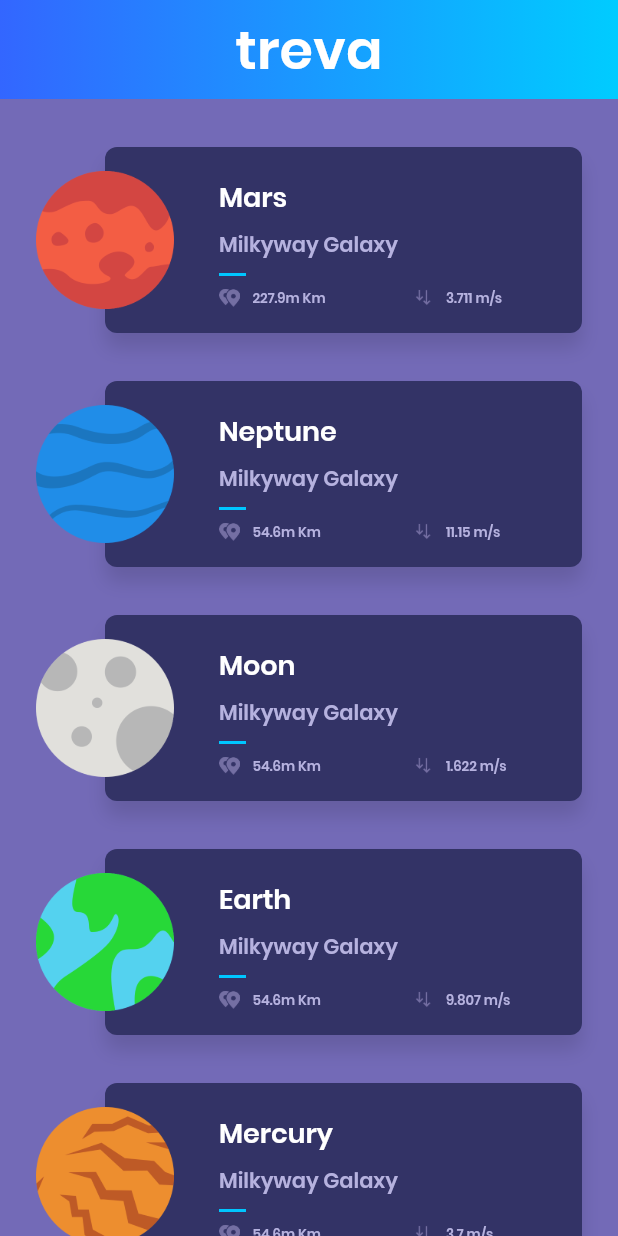
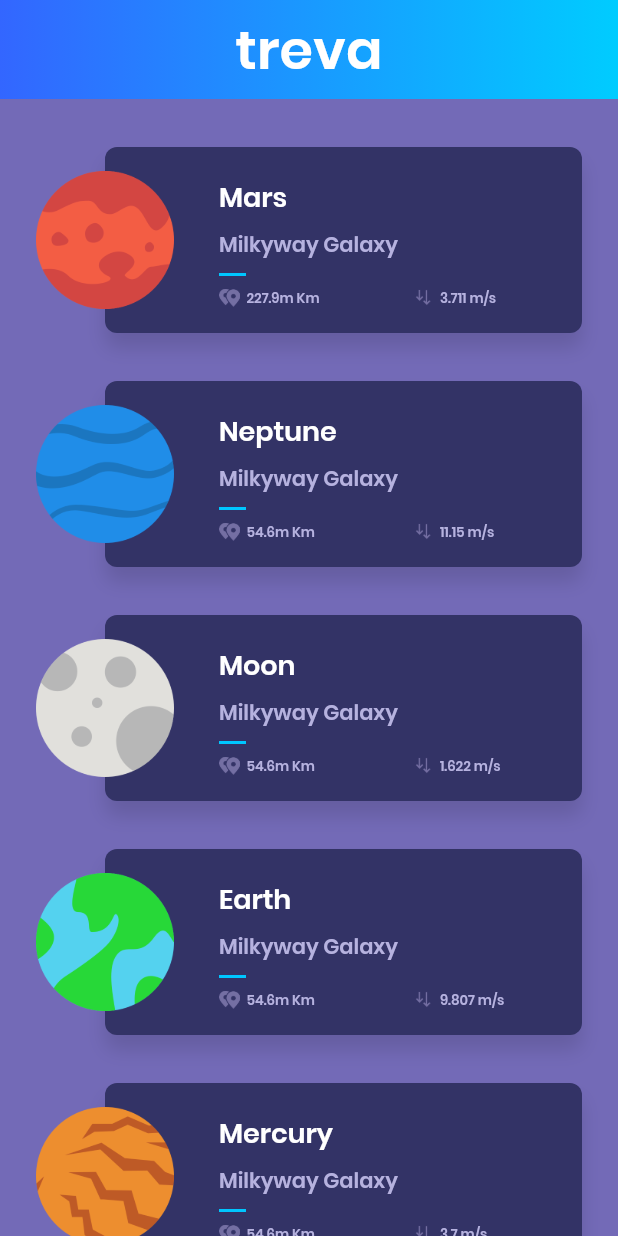
Before and after one commit to marcus-phi/Planets, a Flutter app: the screen it shows after launch, on a phone screen of 412 x 824 dp. Run offline on Flutter 3.47's test engine with Material 2 defaults, Android fonts, the phone set to English and light mode, and no system bars.

Commit message:
update packages; fix overflow ui

```diff
--- a/lib/ui/home/PlanetSummary.dart
+++ b/lib/ui/home/PlanetSummary.dart
@@ -32,7 +32,7 @@ class PlanetSummary extends StatelessWidget {
       return new Row(
         children: <Widget>[
           new Image.asset(image, height: 12.0),
-          new Container(width: 8.0),
+          new Container(width: 4.0),
           new Text(value, style: Style.smallTextStyle)
         ]
       );
```
Also changed, not shown: pubspec.lock.
